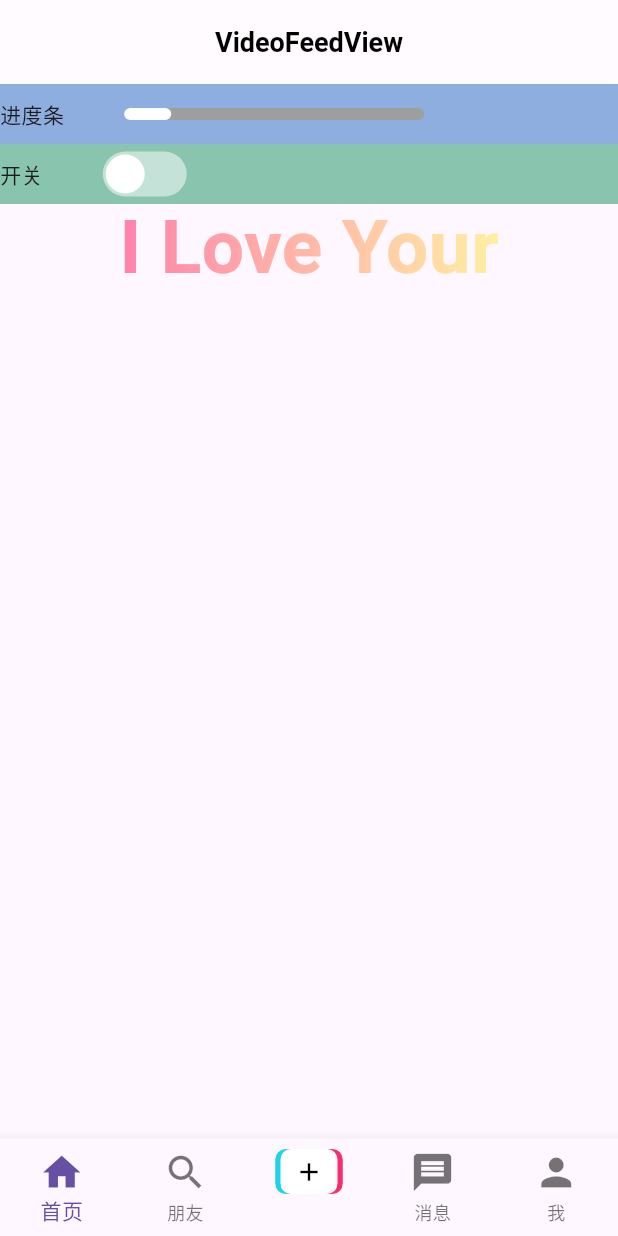
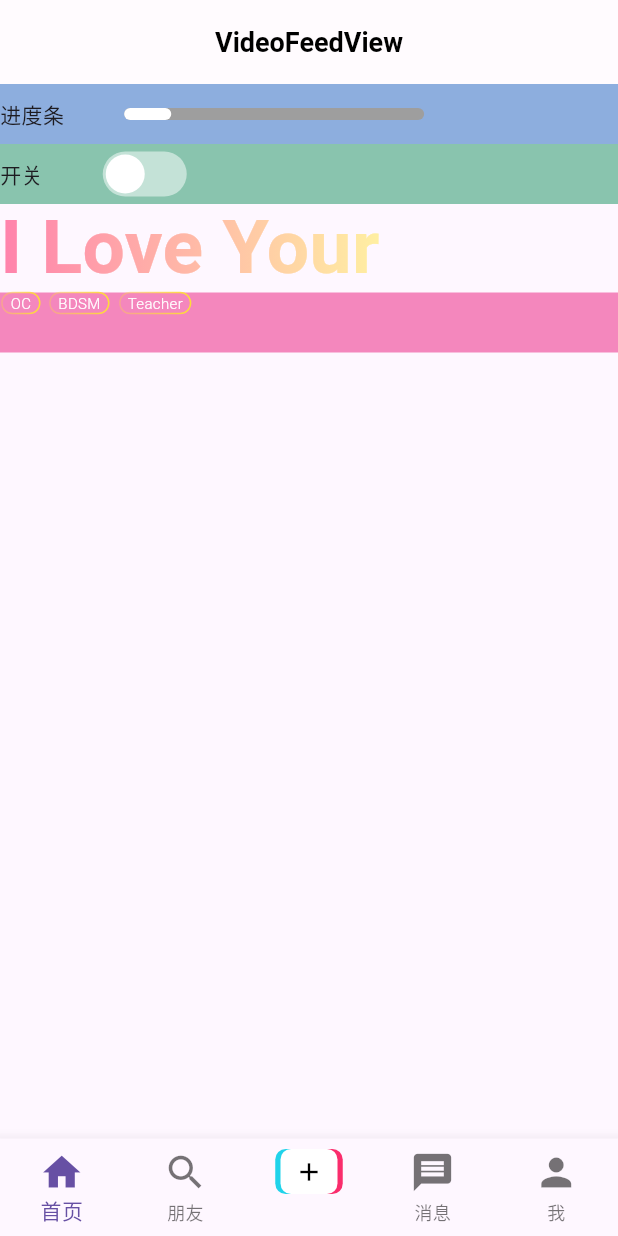
Before and after one commit to yanmingLiu/flutter_getx, a Flutter app: the screen it shows after launch, after a tap on "登录", on a phone screen of 412 x 824 dp. Run offline on Flutter 3.47's test engine with Material 3 defaults, Android fonts, the phone set to English and light mode, and no system bars; our stand-ins replace get, get_storage, lottie.

Commit message:
feat: 渐变色边框

```diff
--- a/lib/app/modules/videoFeed/views/video_feed_view.dart
+++ b/lib/app/modules/videoFeed/views/video_feed_view.dart
@@ -3,6 +3,7 @@ import 'dart:math';
 import 'package:flutter/material.dart';
 import 'package:get/get.dart';
 import 'package:getx_demo1/app/widgets/custom_cupertino_switch.dart';
+import 'package:getx_demo1/app/widgets/gradient_bound_painter.dart';
 import 'package:getx_demo1/app/widgets/gradient_text.dart';
 import 'package:getx_demo1/app/widgets/progress_bar.dart';
 
@@ -30,8 +31,111 @@ class VideoFeedView extends GetView<VideoFeedController> {
       ),
       body: SingleChildScrollView(
         child: Column(
+          crossAxisAlignment: CrossAxisAlignment.stretch,
           children: [
-            Container(
+            _buildProgress(),
+            _buildSwitch(),
+            _buildGradientText(),
+            _buildTags(),
+          ],
+        ),
+      ),
+    );
+  }
+
+  Widget _buildTags() {
+    final tags = ['OC', 'BDSM', 'Teacher'];
+    return Container(
+      height: 40,
+      color: randomColor(),
+      child: Wrap(
+        spacing: 4,
+        runSpacing: 4,
+        children: tags.asMap().entries.map((entry) => _buildTag(text: entry.value)).toList(),
+      ),
+    );
+  }
+
+  Widget _buildTag({required String text}) {
+    const textStyle = TextStyle(
+      fontSize: 10,
+      color: Colors.white,
+      fontWeight: FontWeight.w300,
+    );
+    return Container(
+      height: 14,
+      padding: const EdgeInsets.symmetric(horizontal: 7),
+      child: LayoutBuilder(
+        builder: (BuildContext _, BoxConstraints bc) {
+          // 创建一个 TextPainter 来计算文本的宽度
+          TextPainter textPainter = TextPainter(
+            text: TextSpan(
+              text: text,
+              style: textStyle,
+            ),
+            textDirection: TextDirection.ltr,
+          );
+          textPainter.layout();
+          // 获取文本宽度
+          double textWidth = textPainter.width;
+
+          return CustomPaint(
+            painter: GradientBoundPainter(
+              colors: [
+                const Color(0x4DFFDC39),
+                const Color(0xFFFFDC39),
+              ],
+              strokeWidth: 1,
+              width: textWidth + 12,
+              height: bc.maxHeight,
+            ),
+            child: Text(text, style: textStyle),
+          );
+        },
+      ),
+    );
+  }
+
+  GradientText _buildGradientText() {
+    return const GradientText(
+      data: 'I Love Your',
+      gradient: LinearGradient(colors: [
+        Color(0xFFFF82AC),
+        Color(0xFFFFEFA2),
+      ]),
+      style: TextStyle(
+        fontSize: 50,
+        fontWeight: FontWeight.bold,
+      ),
+    );
+  }
+
+  Container _buildSwitch() {
+    return Container(
+      height: 40,
+      color: randomColor(),
+      child: Row(
+        children: [
+          const Text('开关'),
+          const SizedBox(width: 40),
+          Obx(
+            () => CustomCupertinoSwitch(
+              value: controller.isOn.value,
+              activeColor: const Color(0xFFFA538B),
+              thumbColor: Colors.white,
+              trackColor: const Color(0x80FFFFFF),
+              onChanged: (value) {
+                controller.isOn.value = value;
+              },
+            ),
+          ),
+        ],
+      ),
+    );
+  }
+
+  Container _buildProgress() {
+    return Container(
       height: 40,
       color: randomColor(),
       child: Row(
@@ -51,42 +155,6 @@ class VideoFeedView extends GetView<VideoFeedController> {
           ),
         ],
       ),
-            ),
-            Container(
-              height: 40,
-              color: randomColor(),
-              child: Row(
-                children: [
-                  const Text('开关'),
-                  const SizedBox(width: 40),
-                  Obx(
-                    () => CustomCupertinoSwitch(
-                      value: controller.isOn.value,
-                      activeColor: const Color(0xFFFA538B),
-                      thumbColor: Colors.white,
-                      trackColor: const Color(0x80FFFFFF),
-                      onChanged: (value) {
-                        controller.isOn.value = value;
-                      },
-                    ),
-                  ),
-                ],
-              ),
-            ),
-            const GradientText(
-              data: 'I Love Your',
-              gradient: LinearGradient(colors: [
-                Color(0xFFFF82AC),
-                Color(0xFFFFEFA2),
-              ]),
-              style: TextStyle(
-                fontSize: 50,
-                fontWeight: FontWeight.bold,
-              ),
-            ),
-          ],
-        ),
-      ),
     );
   }
 }
--- /dev/null
+++ b/lib/app/widgets/gradient_bound_painter.dart
@@ -0,0 +1,45 @@
+import 'package:flutter/material.dart';
+
+/// 渐变色边框
+class GradientBoundPainter extends CustomPainter {
+  final List<Color> colors;
+  final double width;
+  final double height;
+  final double strokeWidth;
+  const GradientBoundPainter({
+    Key? key,
+    required this.colors,
+    required this.width,
+    required this.height,
+    this.strokeWidth = 2.0,
+  });
+
+  @override
+  void paint(Canvas canvas, Size size) {
+    //定义矩形的宽高
+    final rectWidth = width, rectHeight = height;
+    //圆角。必要的话可以将其作为变量传进来
+    const radius = 10.0;
+    //定义矩形的位置和尺寸
+    Rect rect = Offset(size.width / 2 - rectWidth / 2, size.height / 2 - rectHeight / 2) & Size(rectWidth, rectHeight);
+    //RRect.fromRectAndRadius一个具有圆角的矩形
+    RRect rRect = RRect.fromRectAndRadius(rect, const Radius.circular(radius));
+    //绘制
+    final paint = Paint()
+      //创建线性渐变着色器
+      ..shader = LinearGradient(
+        begin: Alignment.centerLeft,
+        end: Alignment.centerRight,
+        colors: colors,
+      ).createShader(rect)
+      ..strokeWidth = strokeWidth
+      //只绘制边框而不填充
+      ..style = PaintingStyle.stroke;
+    canvas.drawRRect(rRect, paint);
+  }
+
+  @override
+  bool shouldRepaint(covariant GradientBoundPainter oldDelegate) {
+    return oldDelegate.colors != colors;
+  }
+}
```
Lines whose indentation alone changed are shown as unchanged.
